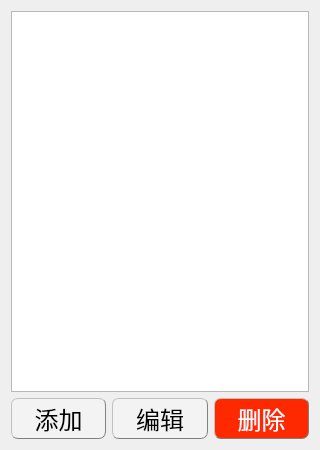
This is absencemanagedialog.ui in EsZHU/QtExamSystem as Qt 5 draws it before an edit. The edited form follows.
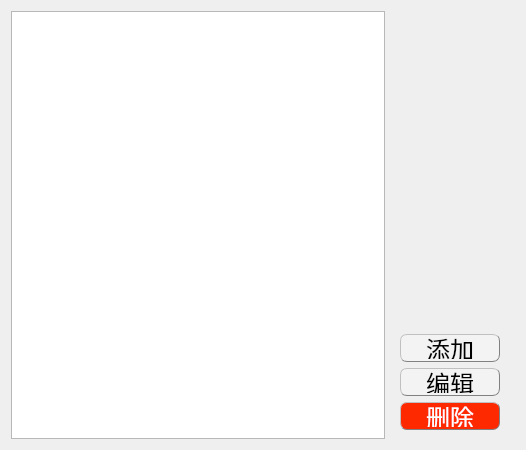
This is the edited form.

```diff
--- a/absencemanagedialog.ui
+++ b/absencemanagedialog.ui
@@ -6,7 +6,7 @@
    <rect>
     <x>0</x>
     <y>0</y>
-    <width>320</width>
+    <width>526</width>
     <height>450</height>
    </rect>
   </property>
@@ -18,16 +18,53 @@
   </property>
   <property name="maximumSize">
    <size>
-    <width>320</width>
+    <width>16777215</width>
     <height>16777215</height>
    </size>
   </property>
   <property name="windowTitle">
    <string>Form</string>
   </property>
-  <layout class="QGridLayout" name="gridLayout" rowstretch="0,0" columnstretch="0,0,0">
-   <item row="1" column="0">
+  <layout class="QGridLayout" name="gridLayout" rowstretch="0,0,0" columnstretch="0,0,0,0,0">
+   <item row="0" column="0" colspan="3">
+    <widget class="QTableWidget" name="tableWidget">
+     <property name="font">
+      <font>
+       <pointsize>18</pointsize>
+      </font>
+     </property>
+    </widget>
+   </item>
+   <item row="0" column="3">
+    <widget class="QWidget" name="widget" native="true">
+     <layout class="QVBoxLayout" name="verticalLayout">
+      <item>
+       <spacer name="verticalSpacer">
+        <property name="orientation">
+         <enum>Qt::Vertical</enum>
+        </property>
+        <property name="sizeHint" stdset="0">
+         <size>
+          <width>20</width>
+          <height>40</height>
+         </size>
+        </property>
+       </spacer>
+      </item>
+      <item>
     <widget class="QPushButton" name="addButton">
+        <property name="minimumSize">
+         <size>
+          <width>100</width>
+          <height>28</height>
+         </size>
+        </property>
+        <property name="maximumSize">
+         <size>
+          <width>100</width>
+          <height>28</height>
+         </size>
+        </property>
      <property name="font">
       <font>
        <pointsize>18</pointsize>
@@ -43,8 +80,49 @@
      </property>
     </widget>
    </item>
-   <item row="1" column="2">
+      <item>
+       <widget class="QPushButton" name="editButton">
+        <property name="minimumSize">
+         <size>
+          <width>100</width>
+          <height>28</height>
+         </size>
+        </property>
+        <property name="maximumSize">
+         <size>
+          <width>100</width>
+          <height>28</height>
+         </size>
+        </property>
+        <property name="font">
+         <font>
+          <pointsize>18</pointsize>
+         </font>
+        </property>
+        <property name="styleSheet">
+         <string notr="true">QPushButton{background-color: rgb(243, 243, 243);border:0.5px groove gray;border-radius:7px;padding:2px 4px;border-style: outset;}
+QPushButton:hover{background-color:rgb(229, 241, 251); color: black;}
+QPushButton:pressed{background-color:rgb(191, 190, 192);border-style: inset;}</string>
+        </property>
+        <property name="text">
+         <string>编辑</string>
+        </property>
+       </widget>
+      </item>
+      <item>
     <widget class="QPushButton" name="deleteButton">
+        <property name="minimumSize">
+         <size>
+          <width>100</width>
+          <height>28</height>
+         </size>
+        </property>
+        <property name="maximumSize">
+         <size>
+          <width>100</width>
+          <height>28</height>
+         </size>
+        </property>
      <property name="font">
       <font>
        <pointsize>18</pointsize>
@@ -60,30 +138,7 @@
      </property>
     </widget>
    </item>
-   <item row="1" column="1">
-    <widget class="QPushButton" name="editButton">
-     <property name="font">
-      <font>
-       <pointsize>18</pointsize>
-      </font>
-     </property>
-     <property name="styleSheet">
-      <string notr="true">QPushButton{background-color: rgb(243, 243, 243);border:0.5px groove gray;border-radius:7px;padding:2px 4px;border-style: outset;}
-QPushButton:hover{background-color:rgb(229, 241, 251); color: black;}
-QPushButton:pressed{background-color:rgb(191, 190, 192);border-style: inset;}</string>
-     </property>
-     <property name="text">
-      <string>编辑</string>
-     </property>
-    </widget>
-   </item>
-   <item row="0" column="0" colspan="3">
-    <widget class="QTableWidget" name="tableWidget">
-     <property name="font">
-      <font>
-       <pointsize>18</pointsize>
-      </font>
-     </property>
+     </layout>
     </widget>
    </item>
   </layout>
```
Lines whose indentation alone changed are shown as unchanged.
